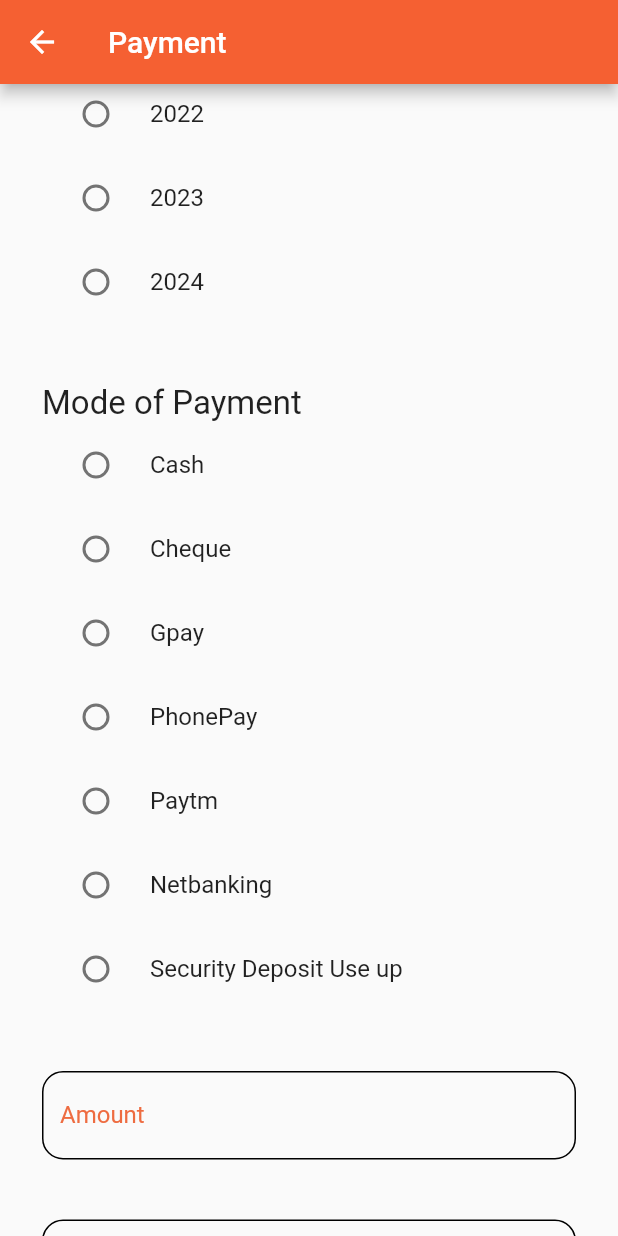
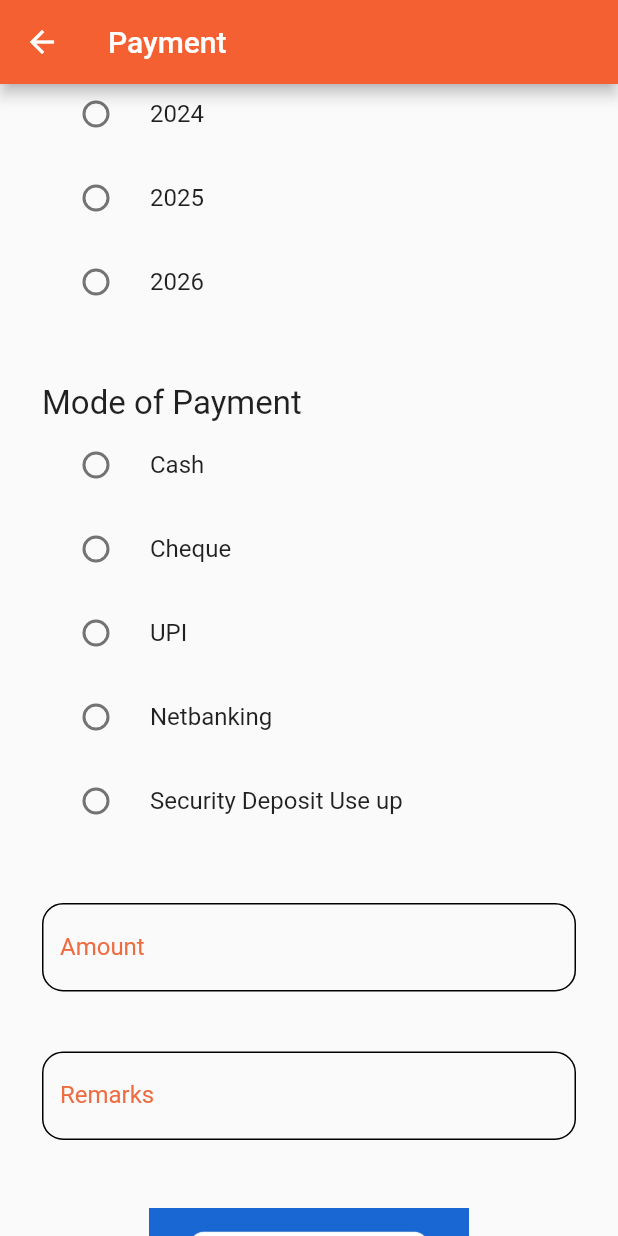
Before and after one commit to jaggadas/La-Mita-s, a Flutter app: the Payment screen opened directly with empty values, scrolled down 576 dp, on a phone screen of 412 x 824 dp. Run offline on Flutter 3.47's test engine with Material 2 defaults, Android fonts, the phone set to English and light mode, and no system bars; our stand-ins replace cloud_firestore, date_field, firebase_auth, firebase_core, firebase_storage, flutter_markdown and 5 more; missing offline and left inert: cloud_firestore_web, dart:html, dart:js, firebase_auth_web, firebase_core_web, firebase_storage_web and 2 more; accounts and stored records are empty.

Commit message:
finalised app

```diff
--- a/lib/pages/payment_page.dart
+++ b/lib/pages/payment_page.dart
@@ -14,6 +14,7 @@ import 'package:date_field/date_field.dart';
 import 'package:flutter/services.dart';
 import 'package:intl/intl.dart';
 import 'package:la_mita/UiFake.dart' if (dart.library.html) 'dart:ui' as ui;
+import 'package:url_launcher/url_launcher.dart';
 
 
 class Payment extends StatelessWidget {
@@ -58,7 +59,27 @@ class _MypaymentformState extends State<Mypaymentform> {
   String authId=FirebaseService().getAuthId().toString();
   var amountController=TextEditingController();
   var remarksController=TextEditingController();
+  void _launchURL() async {
+    String upiId='7620780585-1@okbizaxis';
+    String merchantCode='BCR2DN6TYXE2ZMCY';
+    String name='LaMitas';
+    String amount='1';
+    String transactionId='12345678';
+    String transactionName='RentPayment';
+    //String _url='upi://pay?pa=$upiId&pn=$upiId&mc=$merchantCode&tr=$transactionId&tn=$transactionName&am=$amount&cu=INR';
+    //String _url='upi://pay?pa=7620780585-1@okbizaxis&pn=7620780585-1@okbizaxis&mid=BCR2DN6TYXE2ZMCY&mc=BCR2DN6TYXE2ZMCY&tr=12345678&tn=rent&am=1.00&cu=INR';
+    // String _url='upi://pay?pa=newdeoelectronics@indianbk&pn=newdeoelectronics@indianbk&tn=$transactionName&am=$amount&cu=INR';
+    String _url='upi://pay?pa=9334188450@paytm&pn=9334188450@paytm&mc=&tr=12345&tn=$transactionName&am=$amount&cu=INR';
+    print(_url);
+    var result = await launch(_url);
+    debugPrint(result.toString());
+    if (result ==true) {
+      print("Done");
+    } else if (result ==false){
+      print("Fail");
 
+    }
+  }
   getPlatform(){
     if(kIsWeb && (defaultTargetPlatform == TargetPlatform.android)){
       return 'Android';
@@ -212,8 +233,8 @@ class _MypaymentformState extends State<Mypaymentform> {
 
             const Text('Year', style: TextStyle(fontSize: 22)),
             RadioListTile(
-                title: const Text('2020'),
-                value: '2020',
+                title: const Text('2022'),
+                value: '2022',
                 groupValue: _result1,
                 onChanged: (value) {
                   setState(() {
@@ -222,28 +243,6 @@ class _MypaymentformState extends State<Mypaymentform> {
                   });
                 }),
 
-            RadioListTile(
-                title: const Text('2021'),
-                value: '2021',
-                groupValue: _result1,
-                onChanged: (value) {
-                  setState(() {
-                    _result1 = value;
-                    year=value.toString();
-                  });
-                }),
-
-            RadioListTile(
-                title: const Text('2022'),
-                value: '2022',
-
-                groupValue: _result1,
-                onChanged: (value) {
-                  setState(() {
-                    _result1 = value;
-                    year=value.toString();
-                  });
-                }),
             RadioListTile(
                 title: const Text('2023'),
                 value: '2023',
@@ -254,9 +253,31 @@ class _MypaymentformState extends State<Mypaymentform> {
                     year=value.toString();
                   });
                 }),
+
             RadioListTile(
                 title: const Text('2024'),
                 value: '2024',
+
+                groupValue: _result1,
+                onChanged: (value) {
+                  setState(() {
+                    _result1 = value;
+                    year=value.toString();
+                  });
+                }),
+            RadioListTile(
+                title: const Text('2025'),
+                value: '2025',
+                groupValue: _result1,
+                onChanged: (value) {
+                  setState(() {
+                    _result1 = value;
+                    year=value.toString();
+                  });
+                }),
+            RadioListTile(
+                title: const Text('2026'),
+                value: '2026',
                 groupValue: _result1,
                 onChanged: (value) {
                   setState(() {
@@ -292,8 +313,8 @@ class _MypaymentformState extends State<Mypaymentform> {
                   });
                 }),
             RadioListTile(
-                title: const Text('Gpay'),
-                value: 'Gpay',
+                title: const Text('UPI'),
+                value: 'UPI',
                 groupValue: _result2,
                 onChanged: (value) {
                   setState(() {
@@ -301,27 +322,8 @@ class _MypaymentformState extends State<Mypaymentform> {
                     paymentMode=value.toString();
                   });
                 }),
-            RadioListTile(
 
-                title: const Text('PhonePay'),
-                value: 'PhonePay',
-                groupValue: _result2,
-                onChanged: (value) {
-                  setState(() {
-                    _result2 = value;
-                    paymentMode=value.toString();
-                  });
-                }),
-            RadioListTile(
-                title: const Text('Paytm'),
-                value:'Paytm',
-                groupValue: _result2,
-                onChanged: (value) {
-                  setState(() {
-                    _result2 = value;
-                    paymentMode=value.toString();
-                  });
-                }),
+
                 RadioListTile(
                     title: const Text('Netbanking'),
                     value:'Netbanking',
@@ -401,7 +403,8 @@ class _MypaymentformState extends State<Mypaymentform> {
             ),
 
             SizedBox(height: 45),
-                Image.asset('assets/images/upi_qr_image.jpeg'),
+                //getPlatform()=='Desktop'||getPlatform()=='iOS'?Center(child: Image.asset('assets/images/upi_qr_image.jpeg',height: 300,)):Container(),
+                Center(child: Image.asset('assets/images/upi_qr_image.jpeg',height: 300,)),
                 // Image(image: NetworkImage('${widget.paymentDetails!.image}')),
                 SizedBox(height: 45),
             TextButton(
@@ -413,26 +416,81 @@ class _MypaymentformState extends State<Mypaymentform> {
                 foregroundColor: MaterialStateProperty.all<Color>(Colors.white),
               ),
               onPressed: () async{
+               // if(getPlatform()=='Desktop'||getPlatform()=='iOS'){
                 var now = new DateTime.now();
                 var formatter = new DateFormat('yyyy-MM-dd');
                 String date = formatter.format(now);
-
                 if (validateForm()){
                 await FirebaseService().sendPaymentForVerification(date, paymentType, paymentMonth, year, paymentMode, paymentAmount, paymentRemarks, authId, context);
                 FlutterToastService().showToast('Payment Sent for verification');
-                print('webamoutn $webAmount');
-                print(paymentMode);
-                if(paymentMode!='Cash'&&paymentMode!='Cheque'&&paymentMode!='Security Deposit Use up'){
-                Navigator.pop(context);
-                await Navigator.push(context,MaterialPageRoute(builder: (context){
-                  return Webpayment(name: paymentType,image: '',price: webAmount,);
-                }));}
+                // if(paymentMode!='Cash'&&paymentMode!='Cheque'&&paymentMode!='Security Deposit Use up'){
+                // Navigator.pop(context);
+                // await Navigator.push(context,MaterialPageRoute(builder: (context){
+                //   return Webpayment(name: paymentType,image: '',price: webAmount,);
+                // }));}
                 resetForm();
                 }
+               // }
+                // else{
+                //   var now = new DateTime.now();
+                //   var formatter = new DateFormat('yyyy-MM-dd');
+                //   String date = formatter.format(now);
+                //   if (validateForm()){
+                //     if(paymentMode=='UPI')
+                //     _launchURL();
+                //
+                //    showDialog<void>(
+                //       context: context,
+                //       barrierDismissible: false, // user must tap button!
+                //       builder: (BuildContext context) {
+                //         return AlertDialog(
+                //           title: const Text('Payment Verification'),
+                //           content: SingleChildScrollView(
+                //             child: ListBody(
+                //               children: <Widget>[
+                //                 Text('Only press approve if you have completed the payment'),
+                //
+                //               ],
+                //             ),
+                //           ),
+                //           actions: <Widget>[
+                //             TextButton(
+                //               child:  Text('Approve',style: TextStyle(color: MyTheme.orange2)),
+                //               onPressed: () async{
+                //                 await FirebaseService().sendPaymentForVerification(date, paymentType, paymentMonth, year, paymentMode, paymentAmount, paymentRemarks, authId, context);
+                //
+                //                 FlutterToastService().showToast('Payment Sent for verification');
+                //                 resetForm();
+                //                 Navigator.of(context).pop();
+                //               },
+                //             ),
+                //             TextButton(
+                //               child:  Text('Deny',style: TextStyle(color: MyTheme.orange2),),
+                //               onPressed: () async{
+                //                 resetForm();
+                //
+                //                 Navigator.of(context).pop();
+                //               },
+                //             ),
+                //           ],
+                //         );
+                //       },
+                //     );
+                //
+                //
+                //   }
+                // }
 
               },
               child: Text('Submit'),
-            )
+            ),
+                SizedBox(height: 10,),
+                // getPlatform()=='Desktop'||getPlatform()=='iOS'?Text('Please click submit only after payment is complete',style:
+                //   TextStyle(fontSize: 15,color: Colors.grey)
+                //   ,):Container(),
+                Text('Please click submit only after payment is complete',style:
+                TextStyle(fontSize: 15,color: Colors.grey)
+                  ,)
           ]),
         ));
   }
```
Also changed, not shown: 1 other file.
